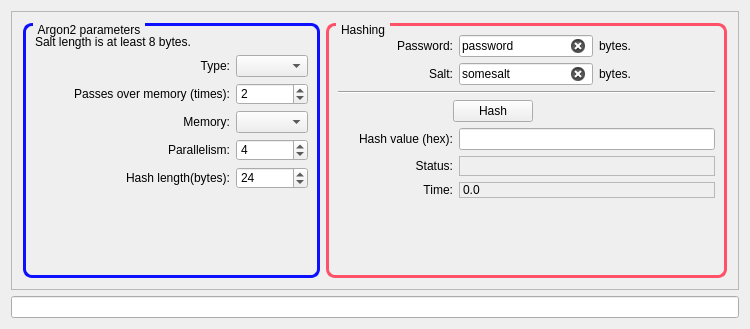
The window that src/mainwindow.ui (Antidote1911/Argon2_Calculator) describes before a commit, drawn with Qt 5.
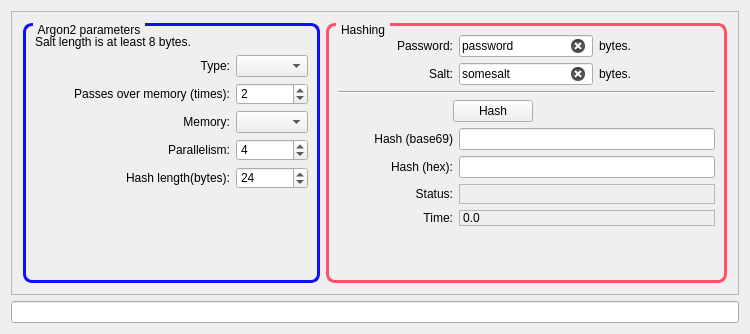
The same window after the commit.

What changed in the file:
```diff
--- a/src/mainwindow.ui
+++ b/src/mainwindow.ui
@@ -10,7 +10,7 @@
     <x>0</x>
     <y>0</y>
     <width>750</width>
-    <height>329</height>
+    <height>334</height>
    </rect>
   </property>
   <property name="baseSize">
@@ -465,6 +465,39 @@
             </item>
            </layout>
           </item>
+          <item>
+           <layout class="QHBoxLayout" name="horizontalLayout_4">
+            <item>
+             <widget class="QLabel" name="label_3">
+              <property name="sizePolicy">
+               <sizepolicy hsizetype="Fixed" vsizetype="Preferred">
+                <horstretch>80</horstretch>
+                <verstretch>0</verstretch>
+               </sizepolicy>
+              </property>
+              <property name="minimumSize">
+               <size>
+                <width>115</width>
+                <height>0</height>
+               </size>
+              </property>
+              <property name="text">
+               <string>Hash (base69)</string>
+              </property>
+              <property name="alignment">
+               <set>Qt::AlignRight|Qt::AlignTrailing|Qt::AlignVCenter</set>
+              </property>
+             </widget>
+            </item>
+            <item>
+             <widget class="QLineEdit" name="lineEdit_b69">
+              <property name="readOnly">
+               <bool>true</bool>
+              </property>
+             </widget>
+            </item>
+           </layout>
+          </item>
           <item>
            <layout class="QHBoxLayout" name="horizontalLayout_6">
             <item>
@@ -482,7 +515,7 @@
                </size>
               </property>
               <property name="text">
-               <string>Hash value (hex):</string>
+               <string>Hash (hex):</string>
               </property>
               <property name="alignment">
                <set>Qt::AlignRight|Qt::AlignTrailing|Qt::AlignVCenter</set>
@@ -602,7 +635,11 @@
      </widget>
     </item>
     <item>
-     <widget class="QLineEdit" name="lineEdit"/>
+     <widget class="QLineEdit" name="lineEdit_formated">
+      <property name="readOnly">
+       <bool>true</bool>
+      </property>
+     </widget>
     </item>
    </layout>
   </widget>
```
Left out of the diff: 2 changed lines with no effect on the pictures.
